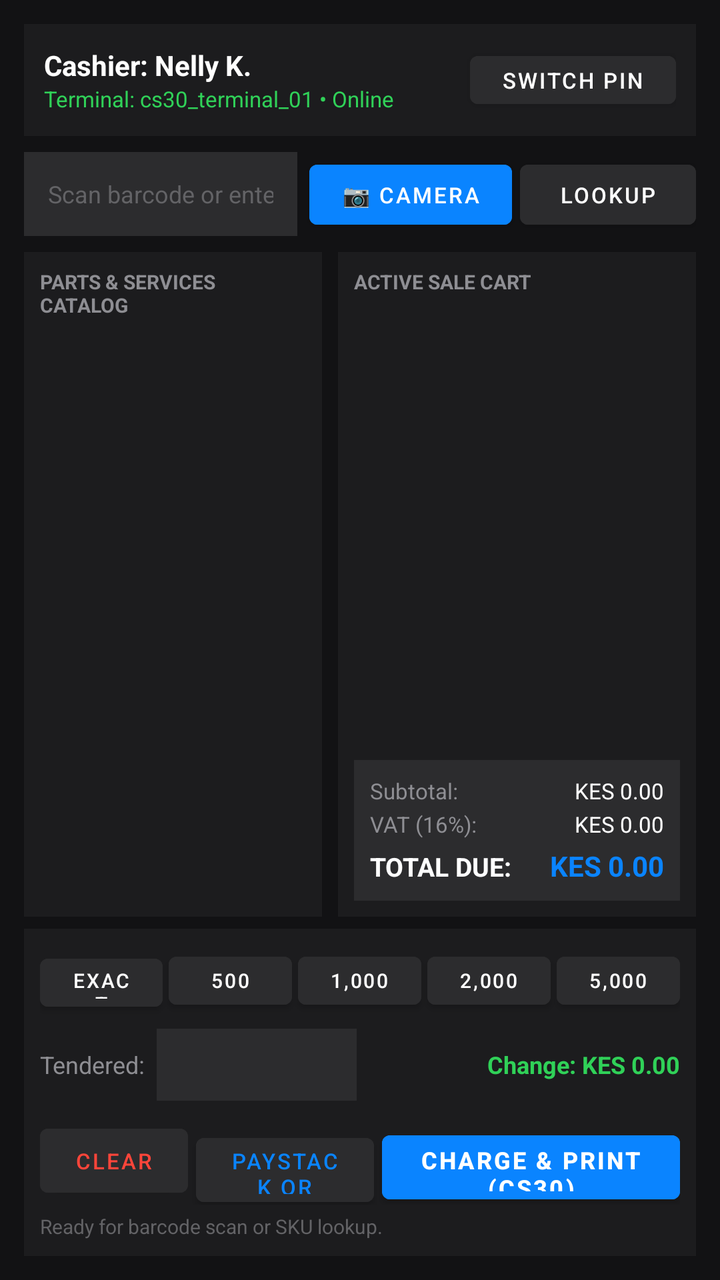
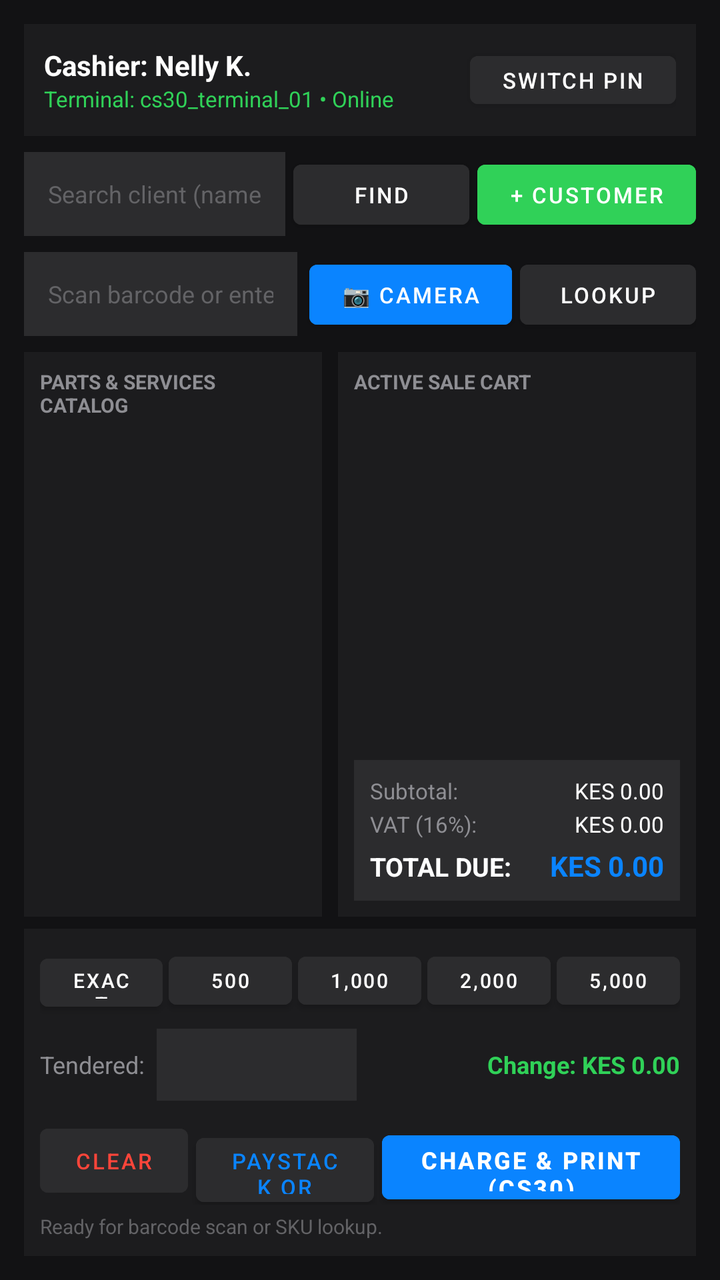

Screens rendered from an Android XML layout before and after an edit, with the pre-edit source and the edit as a unified diff.
<!-- AndroidManifest.xml: application theme Theme.UrbanDevicePOS -->
<!-- res/layout/activity_main.xml -->
<?xml version="1.0" encoding="utf-8"?>
<LinearLayout xmlns:android="http://schemas.android.com/apk/res/android"
    android:layout_width="match_parent"
    android:layout_height="match_parent"
    android:orientation="vertical"
    android:background="@color/pos_background"
    android:padding="12dp">

    
    <LinearLayout
        android:layout_width="match_parent"
        android:layout_height="wrap_content"
        android:orientation="horizontal"
        android:gravity="center_vertical"
        android:background="@color/pos_surface"
        android:padding="10dp"
        android:layout_marginBottom="8dp">

        <LinearLayout
            android:layout_width="0dp"
            android:layout_height="wrap_content"
            android:layout_weight="1"
            android:orientation="vertical">

            <TextView
                android:id="@+id/tv_cashier_name"
                android:layout_width="wrap_content"
                android:layout_height="wrap_content"
                android:text="Cashier: Nelly K."
                android:textColor="@color/pos_text_primary"
                android:textStyle="bold"
                android:textSize="14sp" />

            <TextView
                android:id="@+id/tv_terminal_channel"
                android:layout_width="wrap_content"
                android:layout_height="wrap_content"
                android:text="Terminal: cs30_terminal_01 • Online"
                android:textColor="@color/pos_success"
                android:textSize="11sp" />
        </LinearLayout>

        <Button
            android:id="@+id/btn_switch_cashier"
            android:layout_width="wrap_content"
            android:layout_height="36dp"
            android:text="Switch PIN"
            android:textSize="11sp"
            android:backgroundTint="@color/pos_surface_variant"
            android:textColor="@color/pos_text_primary" />
    </LinearLayout>

    
    <LinearLayout
        android:layout_width="match_parent"
        android:layout_height="wrap_content"
        android:orientation="horizontal"
        android:layout_marginBottom="8dp">

        <EditText
            android:id="@+id/et_scan_input"
            android:layout_width="0dp"
            android:layout_height="42dp"
            android:layout_weight="1"
            android:hint="Scan barcode or enter part SKU..."
            android:textColorHint="@color/pos_text_muted"
            android:textColor="@color/pos_text_primary"
            android:background="@color/pos_surface_variant"
            android:paddingHorizontal="12dp"
            android:textSize="12sp"
            android:inputType="text"
            android:imeOptions="actionDone" />

        <Button
            android:id="@+id/btn_scan_camera"
            android:layout_width="wrap_content"
            android:layout_height="42dp"
            android:text="📷 Camera"
            android:textSize="11sp"
            android:layout_marginStart="6dp"
            android:backgroundTint="@color/pos_accent"
            android:textColor="#FFFFFF" />

        <Button
            android:id="@+id/btn_add_code"
            android:layout_width="wrap_content"
            android:layout_height="42dp"
            android:text="Lookup"
            android:textSize="11sp"
            android:layout_marginStart="4dp"
            android:backgroundTint="@color/pos_surface_variant"
            android:textColor="#FFFFFF" />
    </LinearLayout>

    
    <LinearLayout
        android:layout_width="match_parent"
        android:layout_height="0dp"
        android:layout_weight="1"
        android:orientation="horizontal">

        
        <LinearLayout
            android:layout_width="0dp"
            android:layout_height="match_parent"
            android:layout_weight="1"
            android:orientation="vertical"
            android:background="@color/pos_surface"
            android:padding="8dp"
            android:layout_marginEnd="4dp">

            <TextView
                android:layout_width="match_parent"
                android:layout_height="wrap_content"
                android:text="PARTS &amp; SERVICES CATALOG"
                android:textColor="@color/pos_text_secondary"
                android:textSize="10sp"
                android:textStyle="bold"
                android:layout_marginBottom="6dp" />

            <ScrollView
                android:layout_width="match_parent"
                android:layout_height="match_parent">
                <LinearLayout
                    android:id="@+id/layout_catalog_items"
                    android:layout_width="match_parent"
                    android:layout_height="wrap_content"
                    android:orientation="vertical" />
            </ScrollView>
        </LinearLayout>

        
        <LinearLayout
            android:layout_width="0dp"
            android:layout_height="match_parent"
            android:layout_weight="1.2"
            android:orientation="vertical"
            android:background="@color/pos_surface"
            android:padding="8dp"
            android:layout_marginStart="4dp">

            <TextView
                android:layout_width="match_parent"
                android:layout_height="wrap_content"
                android:text="ACTIVE SALE CART"
                android:textColor="@color/pos_text_secondary"
                android:textSize="10sp"
                android:textStyle="bold"
                android:layout_marginBottom="6dp" />

            <ScrollView
                android:layout_width="match_parent"
                android:layout_height="0dp"
                android:layout_weight="1">
                <LinearLayout
                    android:id="@+id/layout_cart_items"
                    android:layout_width="match_parent"
                    android:layout_height="wrap_content"
                    android:orientation="vertical" />
            </ScrollView>

            
            <LinearLayout
                android:layout_width="match_parent"
                android:layout_height="wrap_content"
                android:orientation="vertical"
                android:background="@color/pos_surface_variant"
                android:padding="8dp"
                android:layout_marginTop="4dp">

                <LinearLayout
                    android:layout_width="match_parent"
                    android:layout_height="wrap_content"
                    android:orientation="horizontal">
                    <TextView
                        android:layout_width="0dp"
                        android:layout_height="wrap_content"
                        android:layout_weight="1"
                        android:text="Subtotal:"
                        android:textColor="@color/pos_text_secondary"
                        android:textSize="11sp" />
                    <TextView
                        android:id="@+id/tv_subtotal"
                        android:layout_width="wrap_content"
                        android:layout_height="wrap_content"
                        android:text="KES 0.00"
                        android:textColor="@color/pos_text_primary"
                        android:textSize="11sp" />
                </LinearLayout>

                <LinearLayout
                    android:layout_width="match_parent"
                    android:layout_height="wrap_content"
                    android:orientation="horizontal"
                    android:layout_marginTop="2dp">
                    <TextView
                        android:layout_width="0dp"
                        android:layout_height="wrap_content"
                        android:layout_weight="1"
                        android:text="VAT (16%):"
                        android:textColor="@color/pos_text_secondary"
                        android:textSize="11sp" />
                    <TextView
                        android:id="@+id/tv_tax"
                        android:layout_width="wrap_content"
                        android:layout_height="wrap_content"
                        android:text="KES 0.00"
                        android:textColor="@color/pos_text_primary"
                        android:textSize="11sp" />
                </LinearLayout>

                <LinearLayout
                    android:layout_width="match_parent"
                    android:layout_height="wrap_content"
                    android:orientation="horizontal"
                    android:layout_marginTop="4dp">
                    <TextView
                        android:layout_width="0dp"
                        android:layout_height="wrap_content"
                        android:layout_weight="1"
                        android:text="TOTAL DUE:"
                        android:textColor="@color/pos_text_primary"
                        android:textStyle="bold"
                        android:textSize="13sp" />
                    <TextView
                        android:id="@+id/tv_grand_total"
                        android:layout_width="wrap_content"
                        android:layout_height="wrap_content"
                        android:text="KES 0.00"
                        android:textColor="@color/pos_accent"
                        android:textStyle="bold"
                        android:textSize="14sp" />
                </LinearLayout>
            </LinearLayout>
        </LinearLayout>
    </LinearLayout>

    
    <LinearLayout
        android:layout_width="match_parent"
        android:layout_height="wrap_content"
        android:orientation="vertical"
        android:background="@color/pos_surface"
        android:padding="8dp"
        android:layout_marginTop="6dp">

        
        <LinearLayout
            android:layout_width="match_parent"
            android:layout_height="wrap_content"
            android:orientation="horizontal">

            <Button
                android:id="@+id/btn_tender_exact"
                android:layout_width="0dp"
                android:layout_height="36dp"
                android:layout_weight="1"
                android:text="Exact"
                android:textSize="10sp"
                android:backgroundTint="@color/pos_surface_variant"
                android:textColor="#FFFFFF"
                android:layout_marginEnd="3dp" />

            <Button
                android:id="@+id/btn_tender_500"
                android:layout_width="0dp"
                android:layout_height="36dp"
                android:layout_weight="1"
                android:text="500"
                android:textSize="10sp"
                android:backgroundTint="@color/pos_surface_variant"
                android:textColor="#FFFFFF"
                android:layout_marginEnd="3dp" />

            <Button
                android:id="@+id/btn_tender_1000"
                android:layout_width="0dp"
                android:layout_height="36dp"
                android:layout_weight="1"
                android:text="1,000"
                android:textSize="10sp"
                android:backgroundTint="@color/pos_surface_variant"
                android:textColor="#FFFFFF"
                android:layout_marginEnd="3dp" />

            <Button
                android:id="@+id/btn_tender_2000"
                android:layout_width="0dp"
                android:layout_height="36dp"
                android:layout_weight="1"
                android:text="2,000"
                android:textSize="10sp"
                android:backgroundTint="@color/pos_surface_variant"
                android:textColor="#FFFFFF"
                android:layout_marginEnd="3dp" />

            <Button
                android:id="@+id/btn_tender_5000"
                android:layout_width="0dp"
                android:layout_height="36dp"
                android:layout_weight="1"
                android:text="5,000"
                android:textSize="10sp"
                android:backgroundTint="@color/pos_surface_variant"
                android:textColor="#FFFFFF" />
        </LinearLayout>

        
        <LinearLayout
            android:layout_width="match_parent"
            android:layout_height="wrap_content"
            android:orientation="horizontal"
            android:gravity="center_vertical"
            android:layout_marginTop="6dp">

            <TextView
                android:layout_width="wrap_content"
                android:layout_height="wrap_content"
                android:text="Tendered:"
                android:textColor="@color/pos_text_secondary"
                android:textSize="12sp" />

            <EditText
                android:id="@+id/et_tender_input"
                android:layout_width="100dp"
                android:layout_height="36dp"
                android:layout_marginStart="6dp"
                android:textColor="@color/pos_text_primary"
                android:background="@color/pos_surface_variant"
                android:paddingHorizontal="8dp"
                android:textSize="12sp"
                android:inputType="numberDecimal" />

            <TextView
                android:id="@+id/tv_change_due"
                android:layout_width="0dp"
                android:layout_height="wrap_content"
                android:layout_weight="1"
                android:text="Change: KES 0.00"
                android:textColor="@color/pos_success"
                android:textStyle="bold"
                android:textSize="12sp"
                android:gravity="end" />
        </LinearLayout>

        
        <LinearLayout
            android:layout_width="match_parent"
            android:layout_height="wrap_content"
            android:orientation="horizontal"
            android:layout_marginTop="8dp">

            <Button
                android:id="@+id/btn_clear_cart"
                android:layout_width="0dp"
                android:layout_height="44dp"
                android:layout_weight="1"
                android:text="Clear"
                android:textSize="11sp"
                android:backgroundTint="@color/pos_surface_variant"
                android:textColor="@color/pos_danger"
                android:layout_marginEnd="4dp" />

            <Button
                android:id="@+id/btn_paystack"
                android:layout_width="0dp"
                android:layout_height="44dp"
                android:layout_weight="1.2"
                android:text="Paystack QR"
                android:textSize="11sp"
                android:backgroundTint="@color/pos_surface_variant"
                android:textColor="@color/pos_accent"
                android:layout_marginEnd="4dp" />

            <Button
                android:id="@+id/btn_charge_print"
                android:layout_width="0dp"
                android:layout_height="44dp"
                android:layout_weight="2"
                android:text="Charge &amp; Print (CS30)"
                android:textSize="12sp"
                android:textStyle="bold"
                android:backgroundTint="@color/pos_accent"
                android:textColor="#FFFFFF" />
        </LinearLayout>

        
        <TextView
            android:id="@+id/tv_status_notice"
            android:layout_width="match_parent"
            android:layout_height="wrap_content"
            android:text="Ready for barcode scan or SKU lookup."
            android:textColor="@color/pos_text_muted"
            android:textSize="10sp"
            android:layout_marginTop="4dp" />
    </LinearLayout>
</LinearLayout>
<!-- resources referenced by this layout -->
<resources>
  <color name="pos_accent">#0A84FF</color>
  <color name="pos_background">#121214</color>
  <color name="pos_danger">#FF453A</color>
  <color name="pos_success">#30D158</color>
  <color name="pos_surface">#1C1C1E</color>
  <color name="pos_surface_variant">#2C2C2E</color>
  <color name="pos_text_muted">#636366</color>
  <color name="pos_text_primary">#FFFFFF</color>
  <color name="pos_text_secondary">#8E8E93</color>
  <style name="Theme.UrbanDevicePOS" parent="Theme.MaterialComponents.DayNight.NoActionBar">
          <item name="android:windowBackground">@color/pos_background</item>
          <item name="colorPrimary">@color/pos_accent</item>
          <item name="colorSecondary">@color/pos_accent</item>
          <item name="android:textColorPrimary">@color/pos_text_primary</item>
      </style>
</resources>

<!-- the commit's change to res/layout/activity_main.xml (unified diff, before → after) -->
@@ -48,6 +48,114 @@
             android:textSize="11sp"
             android:backgroundTint="@color/pos_surface_variant"
             android:textColor="@color/pos_text_primary" />
+    </LinearLayout>
+
+    
+    <LinearLayout
+        android:id="@+id/layout_selected_customer"
+        android:layout_width="match_parent"
+        android:layout_height="wrap_content"
+        android:orientation="horizontal"
+        android:gravity="center_vertical"
+        android:background="@color/pos_surface_variant"
+        android:padding="8dp"
+        android:layout_marginBottom="8dp"
+        android:visibility="gone">
+
+        <LinearLayout
+            android:layout_width="0dp"
+            android:layout_height="wrap_content"
+            android:layout_weight="1"
+            android:orientation="vertical">
+
+            <LinearLayout
+                android:layout_width="wrap_content"
+                android:layout_height="wrap_content"
+                android:orientation="horizontal"
+                android:gravity="center_vertical">
+
+                <TextView
+                    android:id="@+id/tv_customer_name"
+                    android:layout_width="wrap_content"
+                    android:layout_height="wrap_content"
+                    android:text="Client: John Doe"
+                    android:textColor="@color/pos_text_primary"
+                    android:textStyle="bold"
+                    android:textSize="12sp" />
+
+                <TextView
+                    android:layout_width="wrap_content"
+                    android:layout_height="wrap_content"
+                    android:text="Registered"
+                    android:textColor="@color/pos_success"
+                    android:textSize="9sp"
+                    android:textStyle="bold"
+                    android:background="@color/pos_surface"
+                    android:paddingHorizontal="4dp"
+                    android:paddingVertical="1dp"
+                    android:layout_marginStart="6dp" />
+            </LinearLayout>
+
+            <TextView
+                android:id="@+id/tv_customer_details"
+                android:layout_width="wrap_content"
+                android:layout_height="wrap_content"
+                android:text="Tel: +254 700 112 233"
+                android:textColor="@color/pos_text_secondary"
+                android:textSize="10sp"
+                android:layout_marginTop="2dp" />
+        </LinearLayout>
+
+        <Button
+            android:id="@+id/btn_unlink_customer"
+            android:layout_width="wrap_content"
+            android:layout_height="36dp"
+            android:text="Unlink"
+            android:textSize="10sp"
+            android:backgroundTint="@color/pos_surface"
+            android:textColor="@color/pos_danger" />
+    </LinearLayout>
+
+    <LinearLayout
+        android:id="@+id/layout_customer_search_bar"
+        android:layout_width="match_parent"
+        android:layout_height="wrap_content"
+        android:orientation="horizontal"
+        android:layout_marginBottom="8dp">
+
+        <EditText
+            android:id="@+id/et_customer_search"
+            android:layout_width="0dp"
+            android:layout_height="42dp"
+            android:layout_weight="1"
+            android:hint="Search client (name, phone, company)..."
+            android:textColorHint="@color/pos_text_muted"
+            android:textColor="@color/pos_text_primary"
+            android:background="@color/pos_surface_variant"
+            android:paddingHorizontal="12dp"
+            android:textSize="12sp"
+            android:inputType="text"
+            android:imeOptions="actionSearch" />
+
+        <Button
+            android:id="@+id/btn_search_customer"
+            android:layout_width="wrap_content"
+            android:layout_height="42dp"
+            android:text="Find"
+            android:textSize="11sp"
+            android:layout_marginStart="4dp"
+            android:backgroundTint="@color/pos_surface_variant"
+            android:textColor="#FFFFFF" />
+
+        <Button
+            android:id="@+id/btn_quick_add_customer"
+            android:layout_width="wrap_content"
+            android:layout_height="42dp"
+            android:text="+ Customer"
+            android:textSize="11sp"
+            android:layout_marginStart="4dp"
+            android:backgroundTint="@color/pos_success"
+            android:textColor="#FFFFFF" />
     </LinearLayout>
 
     
